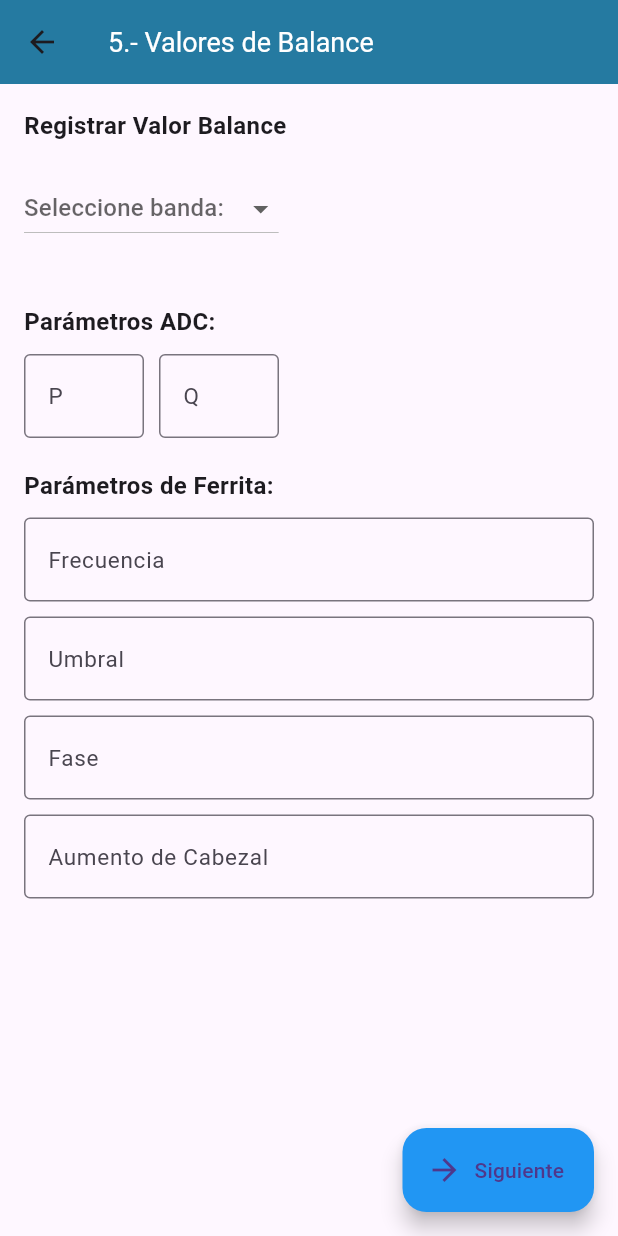
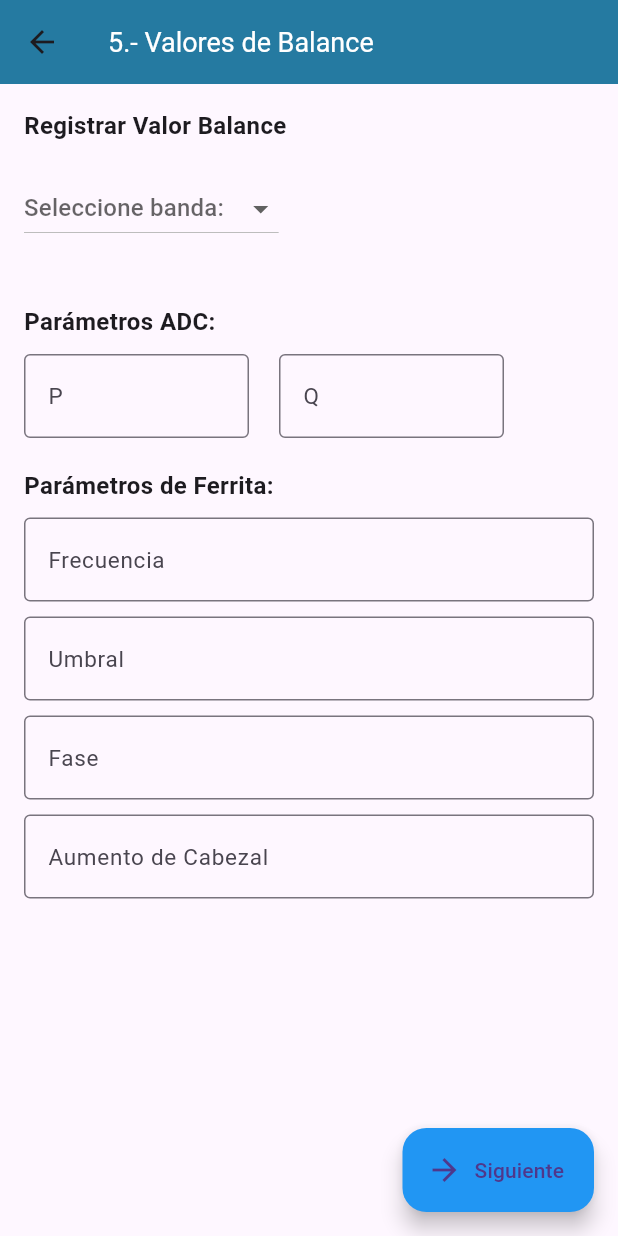
Before and after one commit to CiptechProyectos/AppCiptech, a Flutter app: the DM_ValorBalance screen opened directly, on a phone screen of 412 x 824 dp. Run offline on Flutter 3.47's test engine with Material 3 defaults, Android fonts, the phone set to English and light mode, and no system bars; Roboto replaces fonts that are missing (San Francisco).

Commit message:
Initial commit with all project files

```diff
--- a/ciptech/lib/DM_DatosEquipo.dart
+++ b/ciptech/lib/DM_DatosEquipo.dart
@@ -5,7 +5,6 @@ class DMDatosEquipo extends StatefulWidget {
   @override
   _DMDatosEquipoState createState() => _DMDatosEquipoState();
 }
-
 
 class _DMDatosEquipoState extends State<DMDatosEquipo> {
   String selectedLinea = 'Loma System';
@@ -51,9 +50,9 @@ class _DMDatosEquipoState extends State<DMDatosEquipo> {
   final TextEditingController serieController = TextEditingController();
   final TextEditingController frecuenciaController = TextEditingController();
   final TextEditingController versionController1 =
-      TextEditingController(text: 'v1 ');
+      TextEditingController(text: ' ');
   final TextEditingController versionController2 =
-      TextEditingController(text: 'v2 ');
+      TextEditingController(text: ' ');
   final TextEditingController codigoEquipoController = TextEditingController();
   final TextEditingController lineaAreaController = TextEditingController();
   final TextEditingController tipoCintaController = TextEditingController();
@@ -153,6 +152,7 @@ class _DMDatosEquipoState extends State<DMDatosEquipo> {
                       decoration: InputDecoration(
                         labelText: 'Versión de Software CPU',
                         border: OutlineInputBorder(),
+                        prefixText: 'v1 ', // Agregar prefijo 'v1 '
                       ),
                     ),
                   ),
@@ -163,6 +163,7 @@ class _DMDatosEquipoState extends State<DMDatosEquipo> {
                       decoration: InputDecoration(
                         labelText: 'Versión de Software GUI',
                         border: OutlineInputBorder(),
+                        prefixText: 'v2 ', // Agregar prefijo 'v2 '
                       ),
                     ),
                   ),
--- a/ciptech/lib/DM_DatosServicio.dart
+++ b/ciptech/lib/DM_DatosServicio.dart
@@ -31,7 +31,7 @@ class DM_ConfiguracionProducto extends StatelessWidget {
         onPressed: () {
           // Aquí puedes agregar la lógica para guardar la configuración
         },
-        label: Text('Siguiente'),
+        label: Text('Finalizar'),
         icon: Icon(Icons.arrow_forward),
         backgroundColor: Colors.blue,
       ),
--- a/ciptech/lib/DM_ValorBalance.dart
+++ b/ciptech/lib/DM_ValorBalance.dart
@@ -81,14 +81,70 @@ class _DM_ValorBalanceState extends State<DM_ValorBalance> {
                       'Ingrese los valores:',
                       style: TextStyle(fontWeight: FontWeight.bold),
                     ),
-                    SizedBox(height: 10.0),
+                    SizedBox(height: 20.0),
+                    Column(
+                      crossAxisAlignment: CrossAxisAlignment.start,
+                      children: [
                         Row(
-                      mainAxisAlignment: MainAxisAlignment.spaceBetween,
-                      children: bandasDatos[selectedBanda!]!.map((dato) => _buildSmallTextField(dato, '', (value) {})).toList(),
+                          children: bandasDatos[selectedBanda!]!
+                              .sublist(0, 2)
+                              .map((dato) {
+                            return Expanded(
+                              child: Padding(
+                                padding: EdgeInsets.only(right: 10.0),
+                                child:
+                                    _buildSmallTextField(dato, '', (value) {}),
+                              ),
+                            );
+                          }).toList(),
+                        ),
+                        SizedBox(
+                            height:
+                                10.0), // Separación vertical entre las filas
+                        Row(
+                          children: bandasDatos[selectedBanda!]!
+                              .sublist(2, 4)
+                              .map((dato) {
+                            return Expanded(
+                              child: Padding(
+                                padding: EdgeInsets.only(right: 10.0),
+                                child:
+                                    _buildSmallTextField(dato, '', (value) {}),
+                              ),
+                            );
+                          }).toList(),
+                        ),
+                        SizedBox(
+                            height:
+                                10.0), // Separación vertical entre las filas
+                        Row(
+                          mainAxisAlignment:
+                              MainAxisAlignment.center, // Alineación central
+                          children: [
+                            Expanded(
+                              child: Padding(
+                                padding: EdgeInsets.only(
+                                    left: 80.0,
+                                    right:
+                                        80.0), // Ajuste a la izquierda y derecha
+                                child: _buildSmallTextField(
+                                  bandasDatos[selectedBanda!]!.last,
+                                  '',
+                                  (value) {},
+                                ),
+                              ),
                             ),
                           ],
                         ),
-              SizedBox(height: 20.0),
+                      ],
+                    ),
+                  ],
+                ),
+              Padding(
+                padding: const EdgeInsets.only(top: 20.0),
+                child: Column(
+                  crossAxisAlignment: CrossAxisAlignment.start,
+                  children: [
                     Text(
                       'Parámetros ADC:',
                       style: TextStyle(fontWeight: FontWeight.bold),
@@ -96,10 +152,23 @@ class _DM_ValorBalanceState extends State<DM_ValorBalance> {
                     SizedBox(height: 10.0),
                     Row(
                       children: [
-                  _buildSmallTextField('P', '', (value) {}),
-                  SizedBox(width: 10.0),
-                  _buildSmallTextField('Q', '', (value) {}),
+                        SizedBox(
+                          width:
+                              150.0, // Ancho ajustado para el primer cuadro de texto
+                          child: _buildSmallTextField('P', '', (value) {}),
+                        ),
+                        SizedBox(
+                            width:
+                                20.0), // Espacio horizontal entre los cuadros de texto
+                        SizedBox(
+                          width:
+                              150.0, // Ancho ajustado para el segundo cuadro de texto
+                          child: _buildSmallTextField('Q', '', (value) {}),
+                        ),
                       ],
+                    ),
+                  ],
+                ),
               ),
               SizedBox(height: 20.0),
               Text(
@@ -125,7 +194,8 @@ class _DM_ValorBalanceState extends State<DM_ValorBalance> {
                 });
               }),
               SizedBox(height: 10.0),
-              _buildLargeTextField('Aumento de Cabezal', aumentoCabezal ?? '', (value) {
+              _buildLargeTextField('Aumento de Cabezal', aumentoCabezal ?? '',
+                  (value) {
                 setState(() {
                   aumentoCabezal = value;
                 });
@@ -136,7 +206,8 @@ class _DM_ValorBalanceState extends State<DM_ValorBalance> {
         ),
       ),
       floatingActionButton: Container(
-        margin: EdgeInsets.only(top: 16.0), // Ajusta el margen superior según tus necesidades
+        margin: EdgeInsets.only(
+            top: 16.0), // Ajusta el margen superior según tus necesidades
         child: FloatingActionButton.extended(
           onPressed: () {
             // Navegar a la pantalla DM_ValorDetector
@@ -153,9 +224,10 @@ class _DM_ValorBalanceState extends State<DM_ValorBalance> {
     );
   }
 
-  Widget _buildSmallTextField(String labelText, String value, Function(String) onChanged) {
+  Widget _buildSmallTextField(
+      String labelText, String value, Function(String) onChanged) {
     return SizedBox(
-      width: 80.0, // Ancho ajustado para los campos de texto pequeños
+      width: 196.0, // Ancho ajustado para los campos de texto pequeños
       child: TextField(
         onChanged: onChanged,
         decoration: InputDecoration(
@@ -167,9 +239,10 @@ class _DM_ValorBalanceState extends State<DM_ValorBalance> {
     );
   }
 
-  Widget _buildLargeTextField(String labelText, String value, Function(String) onChanged) {
+  Widget _buildLargeTextField(
+      String labelText, String value, Function(String) onChanged) {
     return SizedBox(
-      width: 500.0, // Ancho ajustado para los campos de texto grandes
+      width: 435.0, // Ancho ajustado para los campos de texto grandes
       child: TextField(
         onChanged: onChanged,
         decoration: InputDecoration(
--- a/ciptech/pubspec.yaml
+++ b/ciptech/pubspec.yaml
@@ -52,6 +52,8 @@ dev_dependencies:
 
 # The following section is specific to Flutter packages.
 flutter:
+  assets:
+    - assets/logociptech.png
 
   # The following line ensures that the Material Icons font is
   # included with your application, so that you can use the icons in
```
Also changed, not shown: ciptech/assets/logociptech.png (added), 1 other file. Lines whose indentation alone changed are shown as unchanged.
